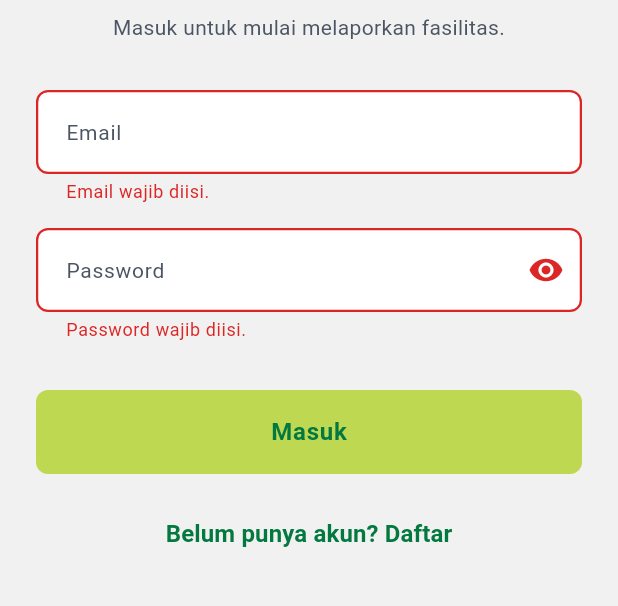
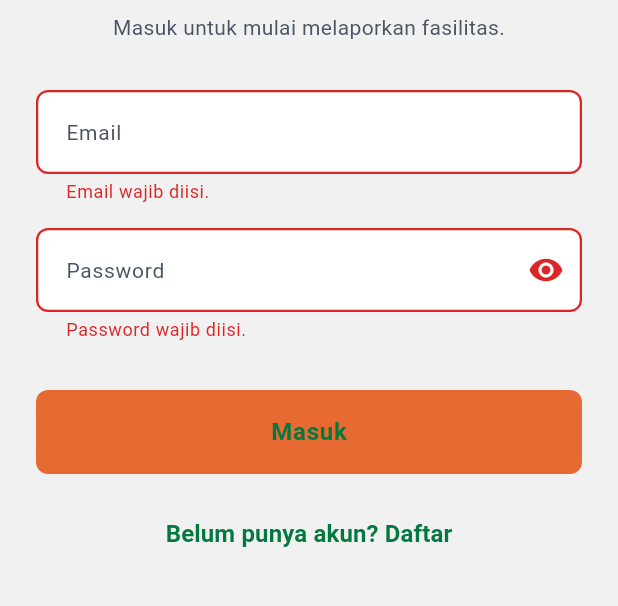
Before and after one commit to Grezzt/sleman_akses_mobile, a Flutter app: the screen it shows after launch, after a tap on "Masuk", on a phone screen of 412 x 824 dp, the part 165-771 px from its top. Run offline on Flutter 3.47's test engine with Material 3 defaults, Android fonts, the phone set to English and light mode, and no system bars; our stand-ins replace flutter_dotenv, flutter_svg, shared_preferences; accounts and stored records are empty.

Commit message:
feat: update theme colors and integrate SVG assets for splash screen

```diff
--- a/lib/core/theme/app_theme.dart
+++ b/lib/core/theme/app_theme.dart
@@ -4,7 +4,7 @@ class AppTheme {
   // --- DESIGN TOKENS ---
   static const Color primary = Color(0xFF037940);
   static const Color primaryHover = Color(0xFF025C30);
-  static const Color secondary = Color(0xFFBFD852);
+  static const Color secondary = Color(0xFFe86a33);
   static const Color background = Color(0xFFF1F1F1);
   static const Color surface = Color(0xFFFFFFFF);
 
--- a/lib/features/splash/ui/splash_screen.dart
+++ b/lib/features/splash/ui/splash_screen.dart
@@ -1,4 +1,5 @@
 import 'package:flutter/material.dart';
+import 'package:flutter_svg/flutter_svg.dart';
 import 'package:provider/provider.dart';
 
 import '../../../core/theme/app_theme.dart';
@@ -59,7 +60,7 @@ class _SplashScreenState extends State<SplashScreen>
         child: Column(
           children: [
             const Spacer(flex: 2),
-            Image.asset(
+            SvgPicture.asset(
               'public/Logo Image_margin.svg',
               width: 132,
               height: 132,
--- a/pubspec.yaml
+++ b/pubspec.yaml
@@ -43,6 +43,7 @@ dependencies:
   provider: ^6.1.2
   cached_network_image: ^3.4.1
   flutter_dotenv: ^5.2.1
+  flutter_svg: ^2.3.0
   logger: ^2.7.0
 
 dev_dependencies:
@@ -69,7 +70,7 @@ flutter:
   # To add assets to your application, add an assets section, like this:
   assets:
     - .env
-    - public/Logo Image_margin.png
+    - public/Logo Image_margin.svg
 
   # An image asset can refer to one or more resolution-specific "variants", see
   # https://flutter.dev/to/resolution-aware-images
```
Also changed, not shown: pubspec.lock.
